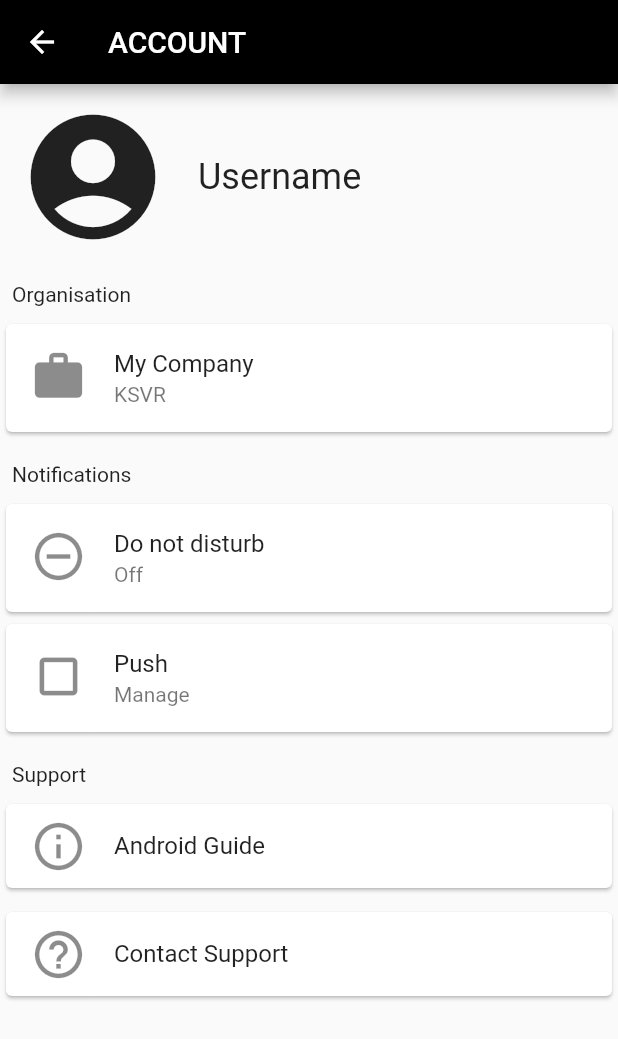
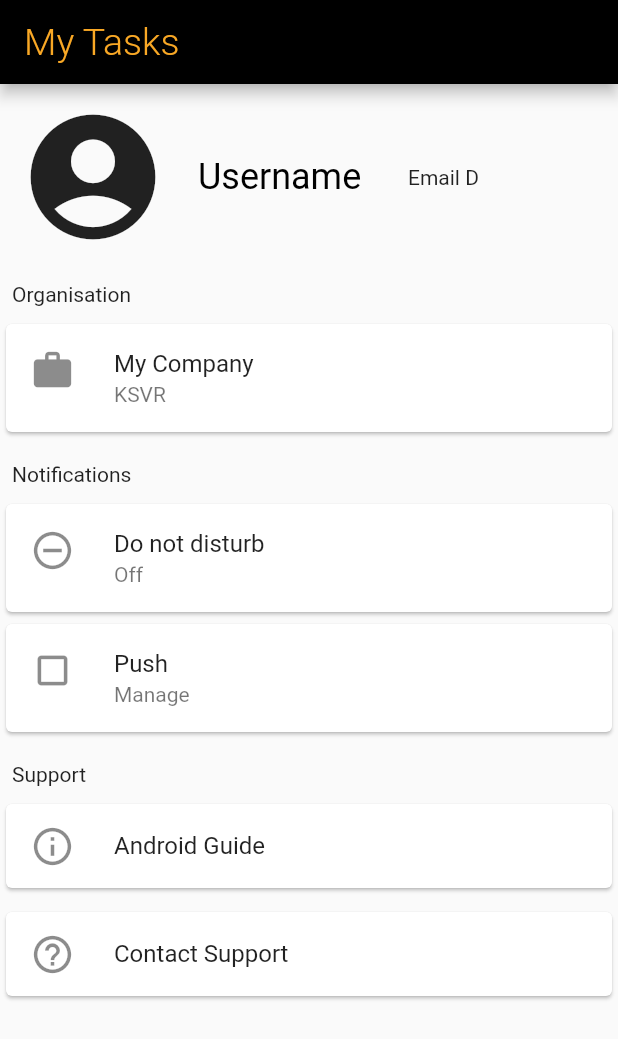
Before and after one commit to KuhuChawla/TMS-FrontEnd, a Flutter app: the Account screen opened directly, on a phone screen of 412 x 824 dp. Shown: the top 1039 px of the screen. Run offline on Flutter 3.47's test engine with Material 2 defaults, Android fonts, the phone set to English and light mode, and no system bars; our stand-ins replace animated_text_kit, chewie, file_picker, firebase_core, firebase_messaging, firebase_storage and 10 more; missing offline and left inert: flutter_pdfview, flutter_sound_lite; accounts and stored records are empty.

Commit message:
some error resolved

```diff
--- a/Front-end/team_management_software/lib/views/screens/account.dart
+++ b/Front-end/team_management_software/lib/views/screens/account.dart
@@ -1,5 +1,6 @@
-
+import 'package:flutter/gestures.dart';
 import 'package:flutter/material.dart';
+import 'package:team_management_software/views/screens/profileinfo.dart';
 
 class Account extends StatefulWidget {
   const Account({Key? key}) : super(key: key);
@@ -13,8 +14,16 @@ class _AccountState extends State<Account> {
   Widget build(BuildContext context) {
     return Scaffold(
       appBar: AppBar(
+        leadingWidth: 30,
+        automaticallyImplyLeading: false,
+        title: Text(
+          "My Tasks",
+          style: TextStyle(
+              color: Colors.yellow[800],
+              fontWeight: FontWeight.w300,
+              fontSize: 25),
+        ),
         backgroundColor: Colors.black,
-        title: const Text("ACCOUNT"),
       ),
       body: SingleChildScrollView(
         child: Column(
@@ -34,11 +43,21 @@ class _AccountState extends State<Account> {
                     height: 10,
                   ),
                   Expanded(
-                    child: Text(
-                      "Username",
-                      style: TextStyle(fontSize: 24),
+                    child: RichText(
+                      text: TextSpan(
+                        text: "Username",
+                        style: TextStyle(fontSize: 24, color: Colors.black),
+                        recognizer: TapGestureRecognizer()
+                          ..onTap = () {
+                            Navigator.push(
+                                context,
+                                MaterialPageRoute(
+                                    builder: (context) => ViewProfile()));
+                          },
+                      ),
                     ),
                   ),
+                  Expanded(child: Text("Email D"))
                 ],
               ),
             ),
@@ -60,7 +79,7 @@ class _AccountState extends State<Account> {
                     const ListTile(
                       leading: Icon(
                         Icons.work,
-                        size: 38,
+                        size: 30,
                       ),
                       title: Text('My Company'),
                       subtitle: Text('KSVR'),
@@ -86,7 +105,7 @@ class _AccountState extends State<Account> {
                     const ListTile(
                       leading: Icon(
                         Icons.do_disturb_on_outlined,
-                        size: 38,
+                        size: 30,
                       ),
                       title: Text('Do not disturb'),
                       subtitle: Text('Off'),
@@ -104,7 +123,7 @@ class _AccountState extends State<Account> {
                     const ListTile(
                       leading: Icon(
                         Icons.crop_square,
-                        size: 38,
+                        size: 30,
                       ),
                       title: Text('Push'),
                       subtitle: Text('Manage'),
@@ -131,7 +150,7 @@ class _AccountState extends State<Account> {
                     const ListTile(
                       leading: Icon(
                         Icons.info_outline,
-                        size: 38,
+                        size: 30,
                       ),
                       title: Text('Android Guide'),
                     ),
@@ -148,7 +167,7 @@ class _AccountState extends State<Account> {
                     const ListTile(
                       leading: Icon(
                         Icons.help_outline,
-                        size: 38,
+                        size: 30,
                       ),
                       title: Text('Contact Support'),
                     ),
```
Also changed, not shown: Front-end/team_management_software/lib/views/project_screen.dart (+48 -33 lines), Front-end/team_management_software/lib/views/screens/profileinfo.dart (added, +28 -0 lines), 3 other files.
